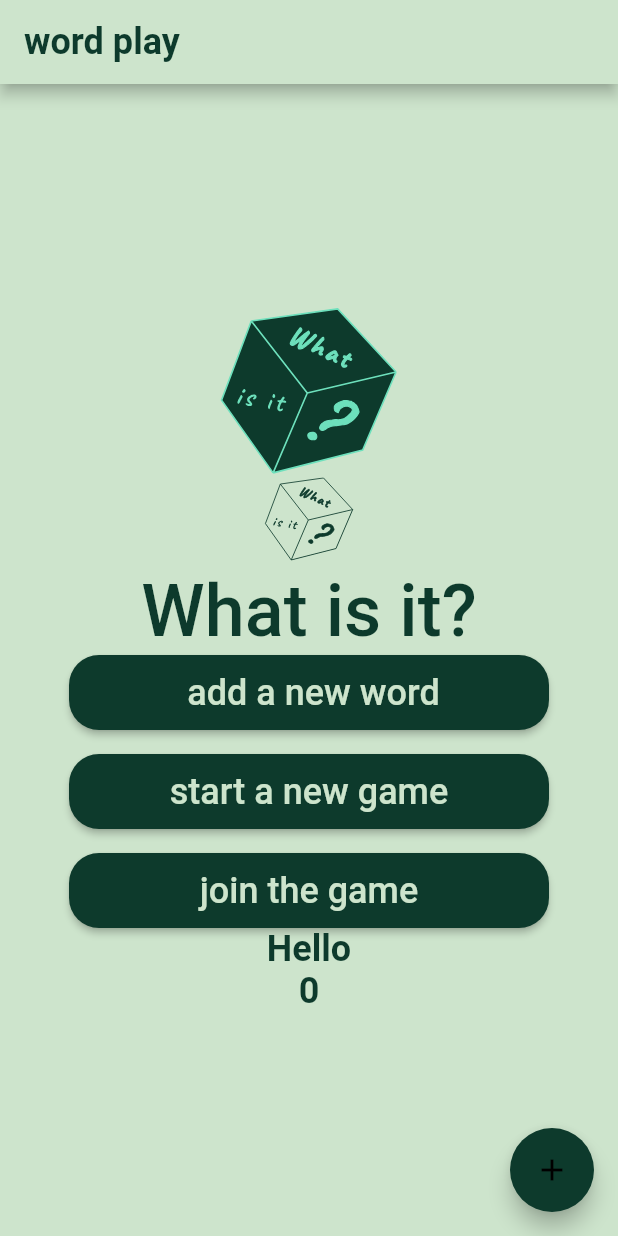
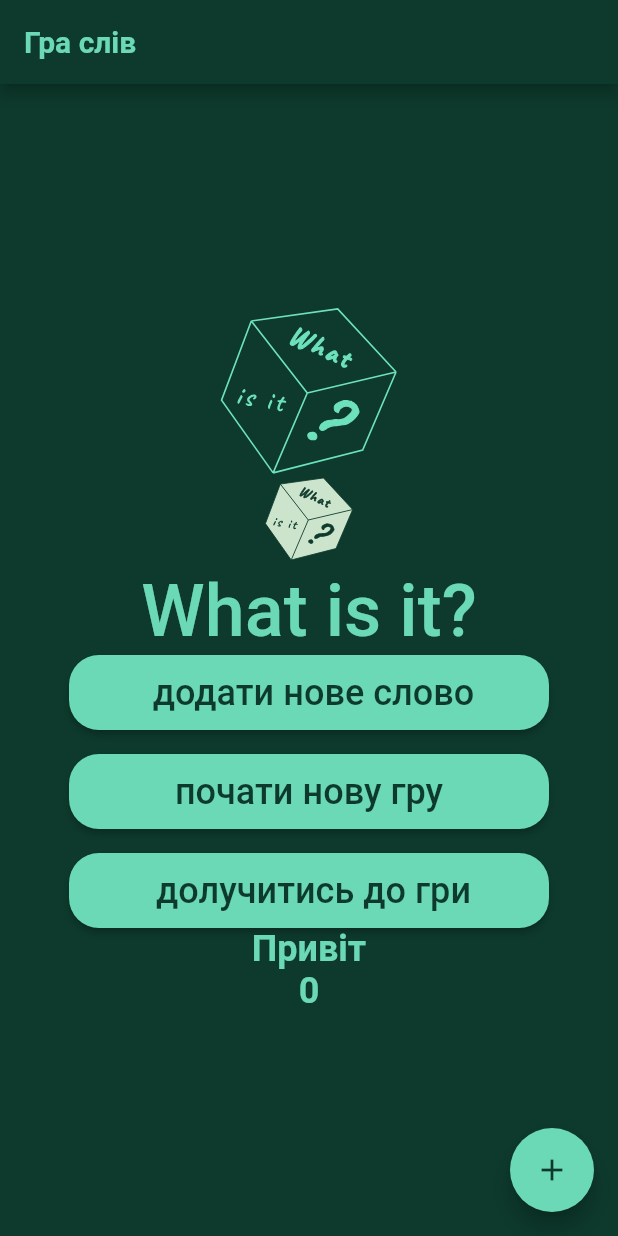
Before and after one commit to yutaDV/wordplay, a Flutter app: the screen it shows after launch, on a phone screen of 412 x 824 dp. Run offline on Flutter 3.47's test engine with Material 2 defaults, Android fonts, the phone set to English and light mode, and no system bars; our stand-ins replace cloud_firestore, firebase_core, flutter_svg; accounts and stored records are empty; generated files the repository leaves out were written again; Roboto replaces fonts that are missing (Montserrat).

Commit message:
dark theme

```diff
--- a/lib/game_app.dart
+++ b/lib/game_app.dart
@@ -17,7 +17,7 @@ class GameApp extends StatelessWidget {
   Widget build(BuildContext context) {
     return MaterialApp(
       title: 'Flutter Demo',
-      theme: AppThemes.lightTheme,
+      theme: AppThemes.darkTheme,
       localizationsDelegates: const [
         S.delegate,
         GlobalMaterialLocalizations.delegate,
@@ -25,7 +25,7 @@ class GameApp extends StatelessWidget {
         GlobalCupertinoLocalizations.delegate,
       ],
       supportedLocales: S.delegate.supportedLocales,
-      locale: const Locale('en'),
+      locale: const Locale('uk'),
       home:  MyHomePage(title: 'Flutter Demo Home Page'),
     );
   }
--- a/lib/l10n/intl_en.arb
+++ b/lib/l10n/intl_en.arb
@@ -8,8 +8,8 @@
   "addWord": " add a new word",
   "joinGame": "join the game",
   "ok": "OK",
-  "dialogStartGame": "Enter Game Code and Your Name",
+  "dialogStartGame": "Enter game code and your name",
   "accessCode": "Game code",
   "yourName": "Your name",
-  "dialogJoinGame": "Enter the code of the game you want to join"
+  "dialogJoinGame": "Enter the code of the game you want to join and your name"
 }
--- a/lib/l10n/intl_uk.arb
+++ b/lib/l10n/intl_uk.arb
@@ -11,5 +11,5 @@
   "dialogStartGame": "Введіть код для гри та ваше імʼя",
   "accessCode": "Секретний код для гри",
   "yourName": "Ваше імʼя",
-  "dialogJoinGame": "Введіть код гри до якої бажаєте долучитись "
+  "dialogJoinGame": "Введіть код гри до якої бажаєте долучитись та ваше імʼя "
 }
--- a/lib/themes/theme.dart
+++ b/lib/themes/theme.dart
@@ -10,9 +10,10 @@ class AppThemes {
   static const Color _lightButtonTextColor = Color(0xFFCDE4CC);
   static const Color _lightButtonPrimaryColor = Color(0xFF0D3A2C);
   static const Color _lightAppBarColor = Color(0xFFCDE4CC);
+  static const Color _lightDividerColor = Color(0xC391A490);
 
-  static Color _lightIconColor = Color(0xFF0D3A2C);
-  static  Color _lightErrorColor = Color(0xFFA80B1C);
+  static const Color _lightIconColor = Color(0xFFCDE4CC);
+  static  Color _lightErrorColor = Color(0xFFA80B1C);// в подальшому використати для помилок
 
   // Text theme for light theme
   static const TextStyle _lightWelcomeTextStyle = TextStyle(
@@ -38,7 +39,7 @@ class AppThemes {
     color: _lightPrimaryColor,
   );
 
-  static  final TextTheme _lightTextTheme = TextTheme(
+  static  const TextTheme _lightTextTheme = TextTheme(
     titleLarge: _lightWelcomeTextStyle,
     bodyMedium: _lightMediumTextStyle,
     bodySmall: _lightAppBarTextStyle,
@@ -46,44 +47,109 @@ class AppThemes {
   );
 
   // Constants color range for dark theme
-  static const Color _darkPrimaryColor = Colors.white;
-  static const Color _darkPrimaryVariantColor = Colors.black;
-  static const Color _darkSecondaryColor = Colors.white;
-  static const Color _darkOnPrimaryColor = Colors.white;
-  static const Color _darkButtonPrimaryColor = Colors.deepPurpleAccent;
-  static const Color _darkAppBarColor = Colors.deepPurpleAccent;
-  static Color _darkIconColor = Colors.deepPurpleAccent;
-  static Color _darkSnackBarBackgroundErrorColor = Colors.redAccent;
+  static const Color _darkPrimaryColor = Color(0xFF6BD8B6);
+  static const Color _darkBackgroundColor = Color(0xFF0D3A2C);
+  static const Color _darkButtonTextColor = Color(0xFF0D3A2C);
+  static const Color _darkButtonPrimaryColor = Color(0xFF6BD8B6);
+  static const Color _darkAppBarColor = Color(0xFF0D3A2C);
+  static const Color _darkDividerColor = Color(0xA091A490);
+
+  static const Color _darkIconColor = Color(0xFF0D3A2C);
+  static  Color _darkErrorColor = Color(0xFFA80B1C);//
+
 
   // Text theme for dark theme
+  static const TextStyle _darkWelcomeTextStyle = TextStyle(
+    fontSize: 48.0,
+    color: _darkPrimaryColor,
+    letterSpacing: 0.04,
+    height: 1.3,
+  );
+  static const TextStyle _darkAppBarTextStyle = TextStyle(
+    fontSize: 20.0,
+    color: _darkPrimaryColor,
+    fontWeight: FontWeight.w700,
+  );
+  static const TextStyle _darkButtonTextStyle = TextStyle(
+    fontSize: 24.0,
+    fontWeight: FontWeight.w500,
+    color: _darkButtonTextColor,
+  );
+
+  static const TextStyle _darkMediumTextStyle = TextStyle(
+    fontSize: 24.0,
+    fontWeight: FontWeight.w700,
+    color: _darkPrimaryColor,
+  );
+
+  static  const TextTheme _darkTextTheme = TextTheme(
+    titleLarge: _darkWelcomeTextStyle,
+    bodyMedium: _darkMediumTextStyle,
+    bodySmall: _darkAppBarTextStyle,
+    titleMedium: _darkButtonTextStyle,
+  );
+
 
   // The light theme
   static final ThemeData lightTheme = ThemeData(
     fontFamily: FontFamily.productSans,
+    highlightColor: _lightPrimaryColor,
     scaffoldBackgroundColor: _lightBackgroundColor,
+    dividerColor: _lightDividerColor,
     floatingActionButtonTheme: const FloatingActionButtonThemeData(
       backgroundColor: _lightButtonPrimaryColor,
+      foregroundColor: _lightIconColor,
     ),
     appBarTheme: AppBarTheme(
       color: _lightAppBarColor,
       iconTheme: const IconThemeData(color: _lightPrimaryColor),
-      toolbarTextStyle: _lightTextTheme.bodyText2,
-      titleTextStyle: _lightTextTheme.bodyText2,
+      toolbarTextStyle: _lightTextTheme.bodySmall,
+      titleTextStyle: _lightTextTheme.bodySmall,
     ),
     colorScheme: const ColorScheme.light(
       primary: _lightPrimaryColor,
       secondary: _lightBackgroundColor,
     ),
-    snackBarTheme: const SnackBarThemeData(
-      backgroundColor: _lightBackgroundColor,
-    ),
-    iconTheme: IconThemeData(
-      color: _lightIconColor,
-    ),
-    textTheme: _lightTextTheme,
-    buttonTheme: ButtonThemeData(
+    buttonTheme: const ButtonThemeData(
       buttonColor: _lightButtonPrimaryColor,
       textTheme: ButtonTextTheme.primary,
     ),
+    textTheme: _lightTextTheme,
+    );
+
+
+
+  // The dark theme
+
+  static final ThemeData darkTheme = ThemeData(
+    fontFamily: FontFamily.productSans,
+    scaffoldBackgroundColor: _darkBackgroundColor,
+    dividerColor: _darkDividerColor,
+    floatingActionButtonTheme: const FloatingActionButtonThemeData(
+      backgroundColor: _darkButtonPrimaryColor,
+      foregroundColor: _darkIconColor,
+    ),
+    appBarTheme: AppBarTheme(
+      color: _darkAppBarColor,
+      iconTheme: const IconThemeData(color: _darkPrimaryColor),
+      toolbarTextStyle: _darkTextTheme.bodySmall,
+      titleTextStyle: _darkTextTheme.bodySmall,
+    ),
+    colorScheme: const ColorScheme.light(
+      primary: _darkPrimaryColor,
+      secondary: _darkBackgroundColor,
+    ),
+    snackBarTheme: const SnackBarThemeData(
+      backgroundColor: _darkBackgroundColor,
+    ),
+    textTheme: _darkTextTheme,
+    buttonTheme: const ButtonThemeData(
+      buttonColor: _darkButtonPrimaryColor,
+      textTheme: ButtonTextTheme.primary,
+    ),
   );
+
+
+
+
 }
--- a/lib/ui/widget/data_input_dialog.dart
+++ b/lib/ui/widget/data_input_dialog.dart
@@ -7,7 +7,7 @@ class DataInputDialog extends StatefulWidget {
   final List<String> questions;
   final Function(List<String>) onDone;
 
-  DataInputDialog({
+  DataInputDialog({super.key,
     required this.title,
     required this.questions,
     required this.onDone,
@@ -42,7 +42,7 @@ class _DataInputDialogState extends State<DataInputDialog> {
           Column(
             mainAxisSize: MainAxisSize.min,
             children: <Widget>[
-              SizedBox(height: 20),
+              const SizedBox(height: 20),
               Padding(
                 padding: const EdgeInsets.all(16.0),
                 child: Text(
@@ -58,11 +58,11 @@ class _DataInputDialogState extends State<DataInputDialog> {
                     style: theme.textTheme.bodyLarge,
                     decoration: InputDecoration(
                       labelText: widget.questions[i],
-                      labelStyle: TextStyle(color: Colors.black12), // Колір тексту мітки
+                      labelStyle: theme.textTheme.bodySmall?.copyWith(color: theme.dividerColor),// Колір тексту мітки
                     ),
                   ),
                 ),
-              SizedBox(height: 16),
+              const SizedBox(height: 16),
               Align(
                 alignment: Alignment.centerRight,
                 child: Padding(
@@ -78,6 +78,7 @@ class _DataInputDialogState extends State<DataInputDialog> {
                     },
                     child: Text(
                         S.of(context).ok,
+                      style: theme.textTheme.titleMedium,
                     ),
                   ),
                 ),
@@ -89,8 +90,9 @@ class _DataInputDialogState extends State<DataInputDialog> {
             top: 0,
             right: 0,
             child: IconButton(
-              icon: Icon(
+              icon:  Icon(
                 Icons.close,
+                color: theme.highlightColor,
               ),
               onPressed: () {
                 Navigator.of(context).pop();
@@ -102,29 +104,3 @@ class _DataInputDialogState extends State<DataInputDialog> {
     );
   }
 }
-
-
-// кудись винести цей метод
-Future<void> _showGameCodeDialog(BuildContext context) async {
-  final result = await showDialog(
-    context: context,
-    builder: (context) {
-      return DataInputDialog(
-        title: S
-            .of(context)
-            .dialogStartGame,
-        questions: [S
-            .of(context)
-            .accessCode, S
-            .of(context)
-            .yourName
-        ],
-        onDone: (List<String> answers) {
-          String gameCode = answers[0];
-          String playerName = answers[1];
-          Navigator.of(context).pop(answers); // Повертаємо дані
-        },
-      );
-    },
-  );
-}
--- a/lib/ui/widget/main_button.dart
+++ b/lib/ui/widget/main_button.dart
@@ -26,7 +26,7 @@ class MainButton extends StatelessWidget {
         child: Center(
           child: Text(
             text,
-            style: Theme.of(context).textTheme.titleMedium,
+            style: theme.textTheme.titleMedium,
           ),
         ),
       ),
```
